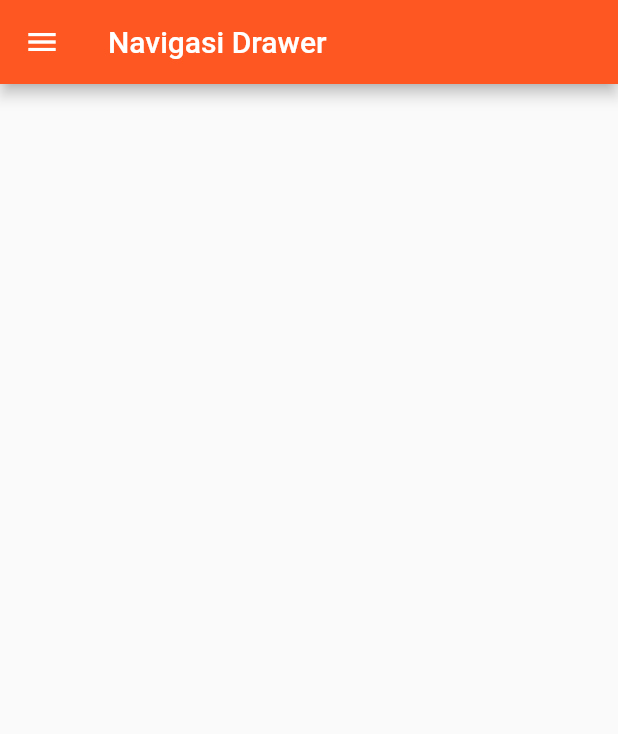
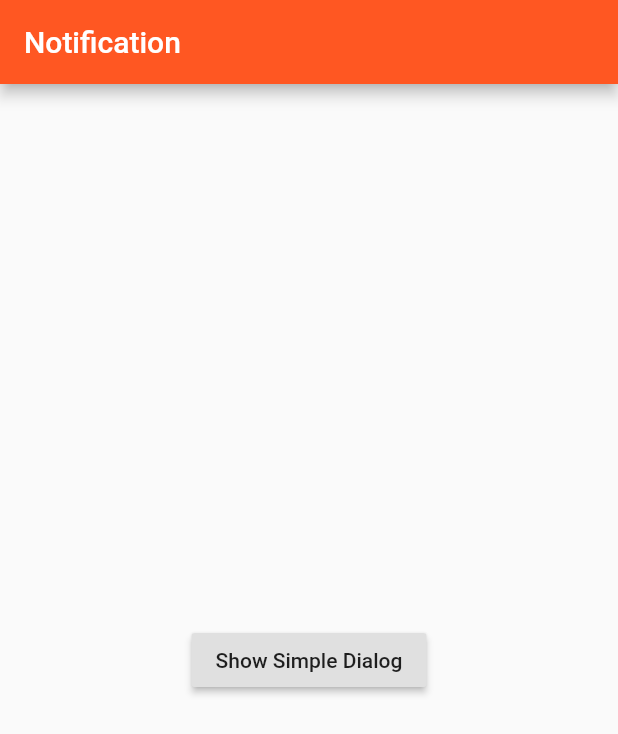
Before and after one commit to Muhamadhabib/flutter_app, a Flutter app: the screen it shows after launch, on a phone screen of 412 x 824 dp. Shown: the top 734 px of the screen. Run offline on Flutter 3.47's test engine with Material 2 defaults, Android fonts, the phone set to English and light mode, and no system bars.

Commit message:
simple dialog

```diff
--- a/flutter_app/lib/hal.dart
+++ b/flutter_app/lib/hal.dart
@@ -9,6 +9,7 @@ class Pagebaru extends StatelessWidget{
     return Scaffold(
         appBar: AppBar(
           title: Text('$menu'),
+          backgroundColor: Colors.deepOrange,
         ),
         body: Center(
           child: Text('$menu'),
--- a/flutter_app/lib/main.dart
+++ b/flutter_app/lib/main.dart
@@ -6,9 +6,57 @@ void main(){
 }
 class MyAp extends StatefulWidget{
   @override
-  MySta3 createState() => MySta3();
+  MySta4 createState() => MySta4();
 }
-//drawer
+//dialog
+class MySta4 extends State<MyAp>{
+  SimpleDialog sd;
+  void dialog(){
+    sd = SimpleDialog(
+      title: Text('Pilih Salah Satu'),
+      children: <Widget>[
+        SimpleDialogOption(
+          child: Text('Jakarta'),
+          onPressed: (){
+            print('Jakarta');
+          },
+        ),
+        SimpleDialogOption(
+          child: Text('Padang'),
+          onPressed: (){
+            print('Padang');
+          },
+        ),
+        SimpleDialogOption(
+          child: Text('Close'),
+          onPressed: (){
+            Navigator.pop(context);
+          },
+        ),
+      ],
+    );
+    // ignore: deprecated_member_use
+    showDialog(context: context,child: sd);
+  }
+  @override
+  Widget build(BuildContext context) {
+    return Scaffold(
+      appBar: AppBar(
+        title: Text('Notification'),
+        backgroundColor: Colors.deepOrange,
+      ),
+      body: Center(
+        child: RaisedButton(
+          onPressed: (){
+            dialog();
+          },child: Text('Show Simple Dialog'),
+        ),
+      ),
+    );
+  }
+
+}
+//drawer & routes
 class MySta3 extends State<MyAp>{
   @override
   Widget build(BuildContext context) {
```
